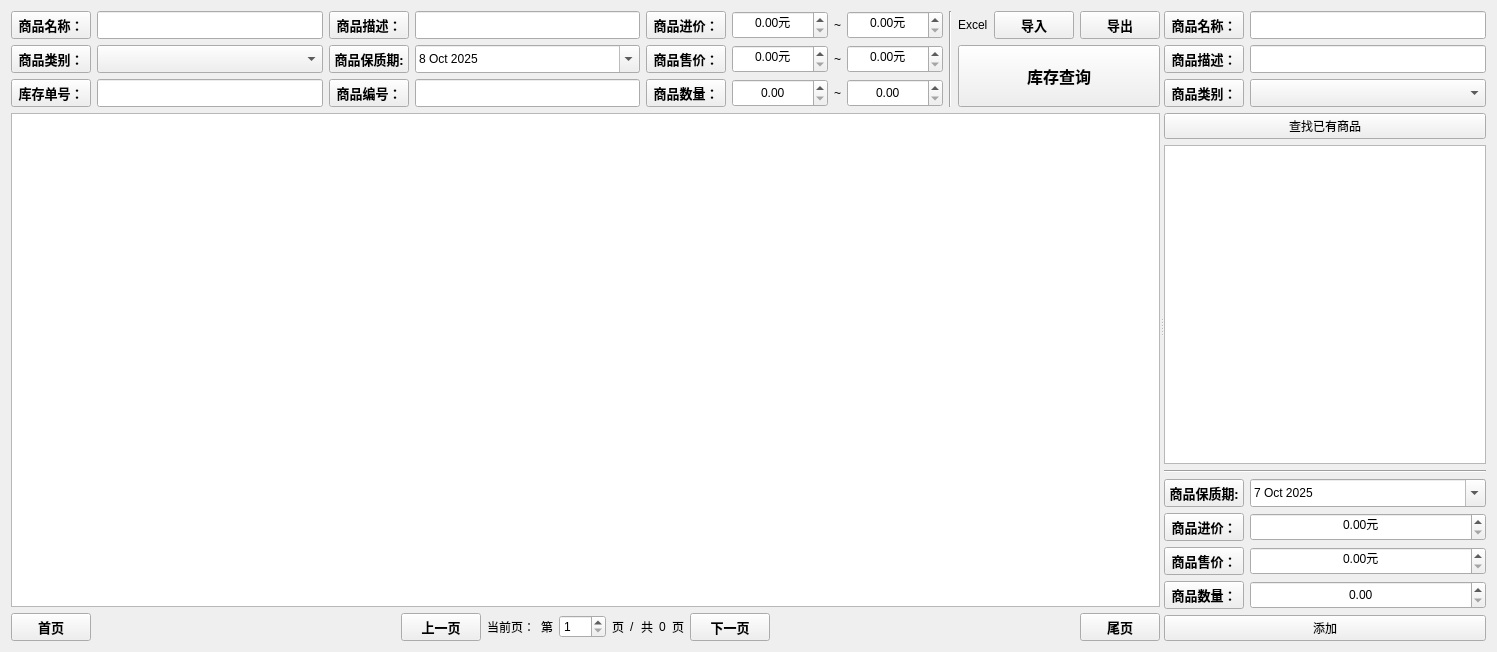
Old version of the form view/manager/widgetinventorymanager.ui in the repository ylxcvvan/Supermarket-Commodity-Management-System.
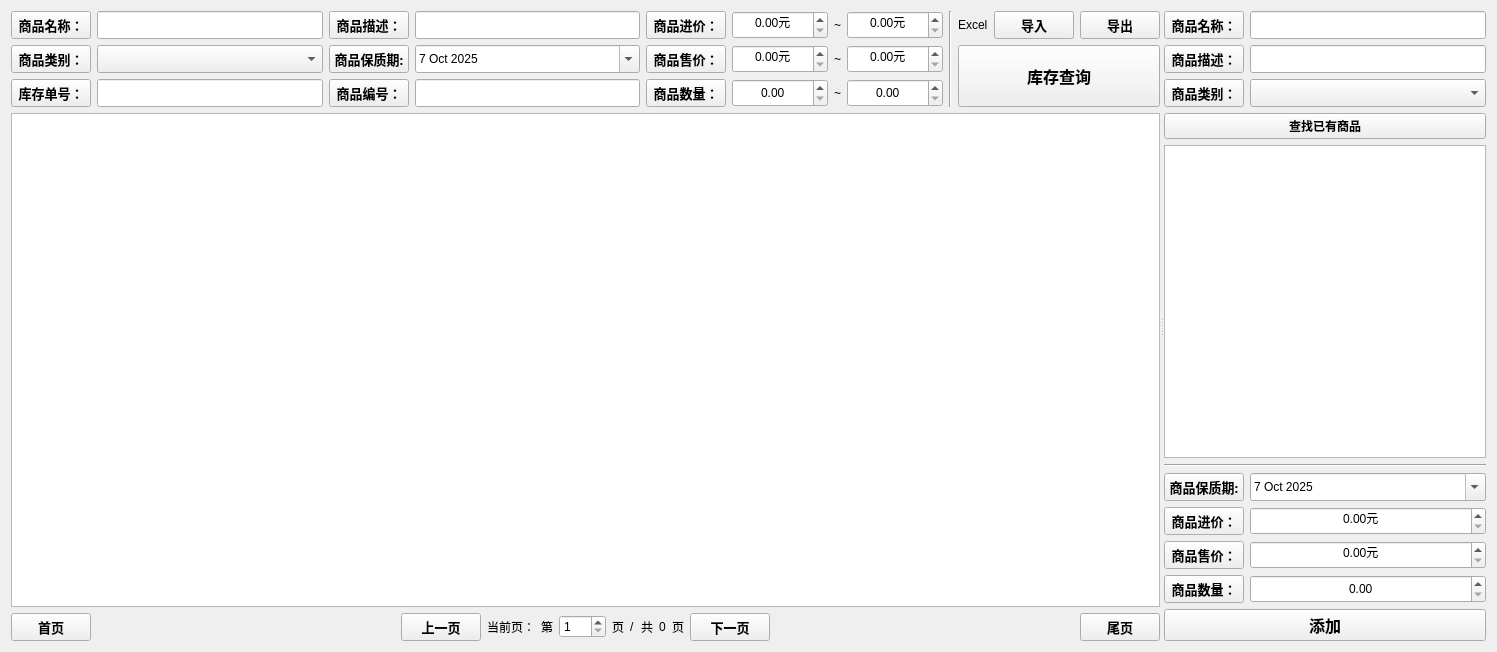
New version of the form. Custom widgets are drawn as their Qt base class.

Patch:
```diff
--- a/view/manager/widgetinventorymanager.ui
+++ b/view/manager/widgetinventorymanager.ui
@@ -222,12 +222,12 @@
                </property>
                <property name="dateTime">
                 <datetime>
-                 <hour>0</hour>
+                 <hour>16</hour>
                  <minute>0</minute>
                  <second>0</second>
                  <year>2025</year>
                  <month>10</month>
-                 <day>8</day>
+                 <day>7</day>
                 </datetime>
                </property>
                <property name="calendarPopup">
@@ -855,7 +855,12 @@
             </layout>
            </item>
            <item>
-            <widget class="QPushButton" name="pushButtonSearchItem">
+            <widget class="QtMaterialRaisedButton" name="pushButtonSearchItem">
+             <property name="font">
+              <font>
+               <bold>true</bold>
+              </font>
+             </property>
              <property name="text">
               <string>查找已有商品</string>
              </property>
@@ -892,7 +897,7 @@
               <string>商品保质期:</string>
              </property>
              <property name="checkable">
-              <bool>true</bool>
+              <bool>false</bool>
              </property>
             </widget>
            </item>
@@ -906,7 +911,7 @@
              </property>
              <property name="dateTime">
               <datetime>
-               <hour>16</hour>
+               <hour>8</hour>
                <minute>0</minute>
                <second>0</second>
                <year>2025</year>
@@ -936,7 +941,7 @@
               <string>商品进价：</string>
              </property>
              <property name="checkable">
-              <bool>true</bool>
+              <bool>false</bool>
              </property>
             </widget>
            </item>
@@ -975,9 +980,6 @@
              <property name="text">
               <string>商品售价：</string>
              </property>
-             <property name="checkable">
-              <bool>true</bool>
-             </property>
             </widget>
            </item>
            <item>
@@ -1015,9 +1017,6 @@
              <property name="text">
               <string>商品数量：</string>
              </property>
-             <property name="checkable">
-              <bool>true</bool>
-             </property>
             </widget>
            </item>
            <item>
@@ -1045,6 +1044,13 @@
        </item>
        <item>
         <widget class="QtMaterialRaisedButton" name="pushButton_2">
+         <property name="font">
+          <font>
+           <family>微软雅黑</family>
+           <pointsize>12</pointsize>
+           <bold>true</bold>
+          </font>
+         </property>
          <property name="text">
           <string>添加</string>
          </property>
```
